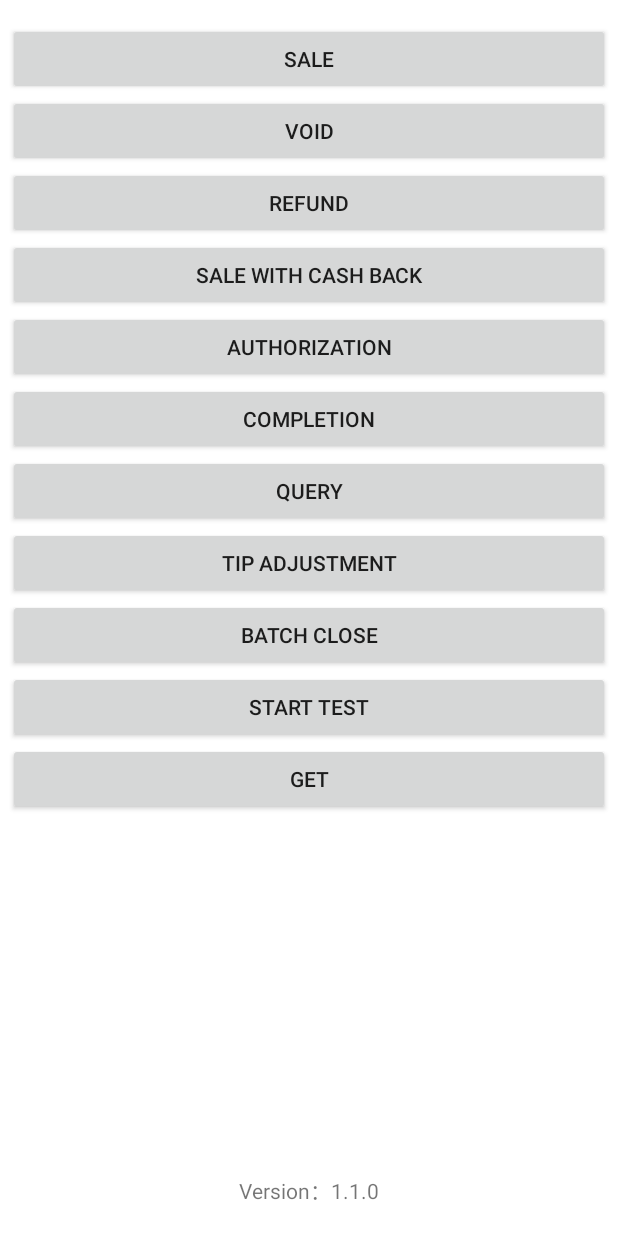
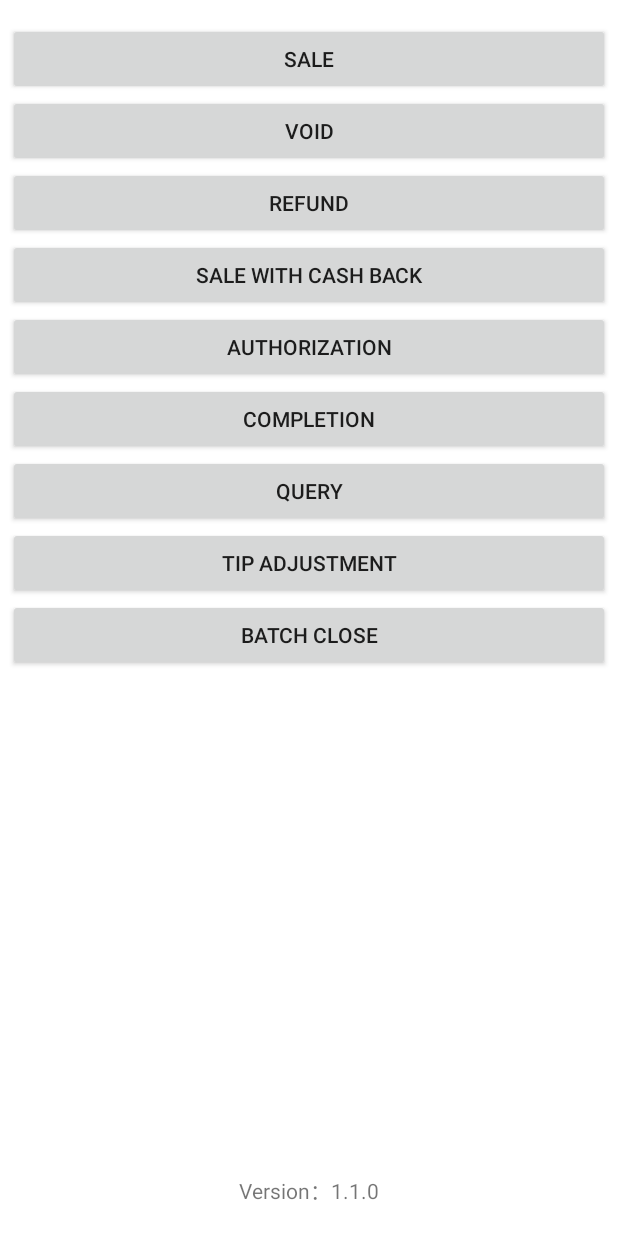
Before and after one commit to codepay-us/codepay-regsiter-same-terminal-integration-demo, an Android app: the screen it shows after launch (MainActivity), on a phone screen of 412 x 824 dp. Run offline under Robolectric (Android 15) with nearby library versions, the phone set to English and light mode, and no system bars.

Commit message:
修改参数

```diff
--- a/app/src/main/java/com/example/invoke/trans/AuthorizationActivity.kt
+++ b/app/src/main/java/com/example/invoke/trans/AuthorizationActivity.kt
@@ -63,7 +63,7 @@ class AuthorizationActivity : Activity(), View.OnClickListener {
             jsonObject.put("order_amount", et_amount.text.toString())
             jsonObject.put("on_screen_signature", cb_signature.isChecked)
             jsonObject.put("on_screen_tip", cb_screen_tip.isChecked)
-            jsonObject.put("trans_type", InvokeConstant.PURCHASE)
+            jsonObject.put("trans_type", InvokeConstant.PRE_AUTH)
             if (et_tip.text.toString().isNotEmpty()) {
                 jsonObject.put("tip_amount", et_tip.text.toString())
             }
--- a/app/src/main/res/layout/activity_main.xml
+++ b/app/src/main/res/layout/activity_main.xml
@@ -75,24 +75,6 @@
                 android:layout_width="match_parent"
                 android:layout_height="wrap_content"
                 android:text="@string/main_batch_close" />
-
-            <Button
-                android:id="@+id/btn_test"
-                android:layout_width="match_parent"
-                android:layout_height="wrap_content"
-                android:text="@string/test" />
-
-            <Button
-                android:id="@+id/btn_get"
-                android:layout_width="match_parent"
-                android:layout_height="wrap_content"
-                android:text="@string/get" />
-
-            <TextView
-                android:id="@+id/tv_result"
-                android:layout_width="match_parent"
-                android:layout_height="wrap_content"
-                android:layout_marginTop="10dp" />
         </LinearLayout>
     </ScrollView>
 
```
Also changed, not shown: app/src/main/java/com/example/invoke/MainActivity.kt (+0 -97 lines), app/src/main/java/com/example/invoke/trans/SaleActivity.kt (+0 -18 lines).
